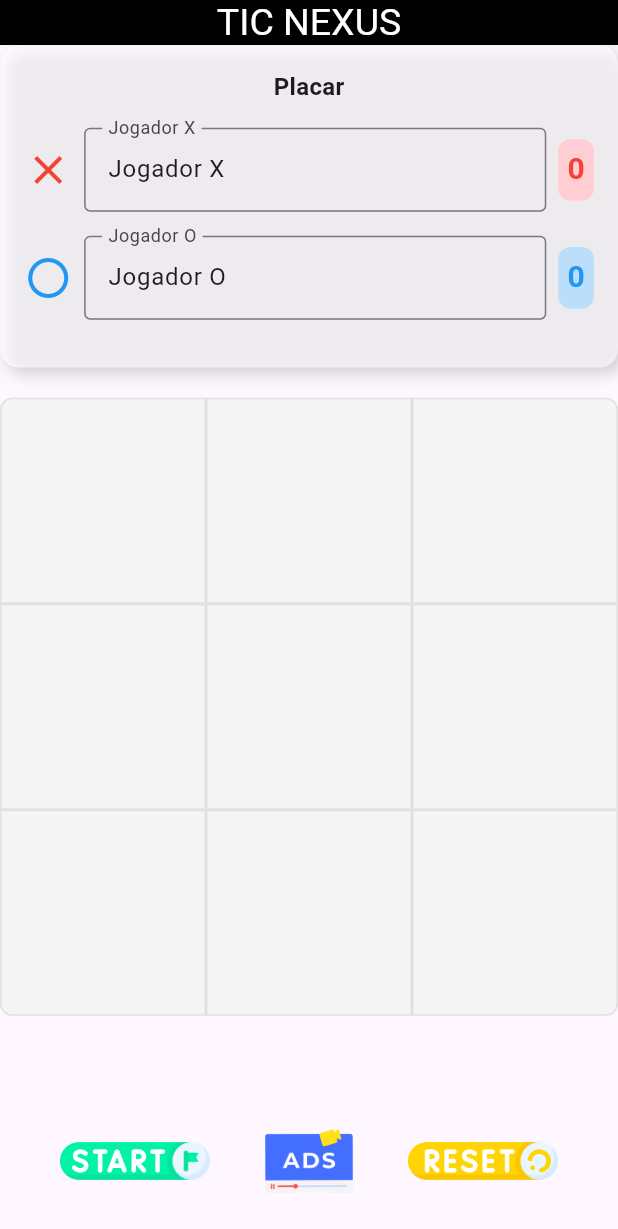
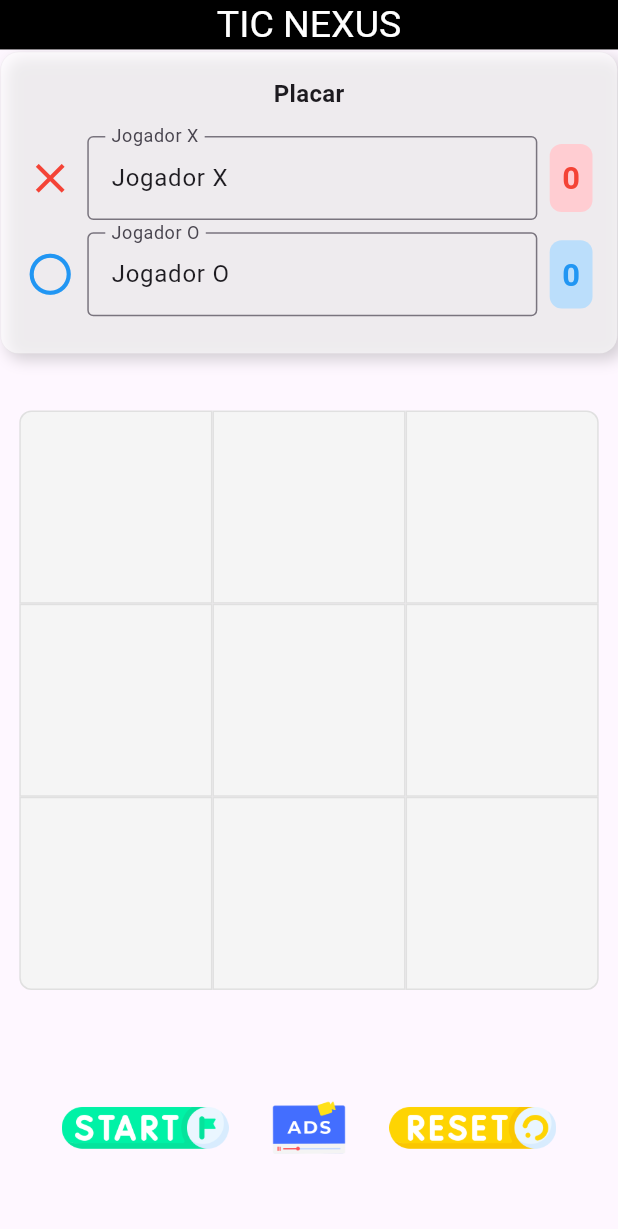
Before and after one commit to christian-marques/tic_nexus, a Flutter app: the screen it shows after launch, on a phone screen of 412 x 824 dp. Shown: the top 1229 px of the screen. Run offline on Flutter 3.47's test engine with Material 3 defaults, Android fonts, the light colour scheme and no system bars; our stand-ins replace google_mobile_ads; network calls fail.

Commit message:
Dimensões relativas
Exceto para tamanho de fontes, foi colocadas as dimensões com base na proporção da tela do dispositivo em questão.

```diff
--- a/lib/models/game_table.dart
+++ b/lib/models/game_table.dart
@@ -21,7 +21,14 @@ class _GameTableState extends State<GameTable> {
 
   @override
   Widget build(BuildContext context) {
-    return GridView.builder(
+    final screenWidth = MediaQuery.of(context).size.width;
+    final cellSize = screenWidth / 3.2; // Calcula tamanho da célula relativo à largura da tela.
+
+    return Center(
+      child: SizedBox(
+        width: cellSize * 3, // Largura do tabuleiro (3 células por linha).
+        height: cellSize * 3, // Altura do tabuleiro (3 células por coluna).
+        child: GridView.builder(
           padding: EdgeInsets.zero,
           gridDelegate: const SliverGridDelegateWithFixedCrossAxisCount(
             crossAxisCount: 3, // Tabuleiro 3x3.
@@ -53,12 +60,14 @@ class _GameTableState extends State<GameTable> {
                     ? null
                     : Icon(
                         cellState == 'X' ? Icons.close : Icons.circle_outlined,
-                    size: 72.0,
+                        size: cellSize * 0.6, // Ícone proporcional ao tamanho da célula.
                         color: cellState == 'X' ? Colors.red : Colors.blue,
                       ),
               ),
             );
           },
+        ),
+      ),
     );
   }
 }
--- a/lib/models/icon_button.dart
+++ b/lib/models/icon_button.dart
@@ -2,13 +2,13 @@ import 'package:flutter/material.dart';
 
 class CustomIconButton extends StatelessWidget {
   final String imageName; // Nome da imagem, sem o caminho completo
-  final double height;
+  final double width;
   final VoidCallback onPressed;
 
   const CustomIconButton({
     super.key,
     required this.imageName,
-    required this.height,
+    required this.width,
     required this.onPressed,
   });
 
@@ -18,7 +18,7 @@ class CustomIconButton extends StatelessWidget {
       onTap: onPressed,
       child: Image.asset(
         'assets/images/$imageName', // Caminho completo montado automaticamente
-        height: height,
+        width: width,
       ),
     );
   }
--- a/lib/models/score_board.dart
+++ b/lib/models/score_board.dart
@@ -10,9 +10,11 @@ class ScoreBoard extends StatelessWidget {
 
   @override
   Widget build(BuildContext context) {
+    final screenHeight = MediaQuery.of(context).size.height;
+
     return Container(
-      padding: const EdgeInsets.all(16.0),
-      margin: const EdgeInsets.only(bottom: 20),
+      padding: EdgeInsets.all(screenHeight * 0.02), // Espaçamento proporcional
+      margin: EdgeInsets.only(bottom: screenHeight * 0.02),
       decoration: BoxDecoration(
         color: Colors.white60,
         border: Border.all(
@@ -38,7 +40,7 @@ class ScoreBoard extends StatelessWidget {
               fontWeight: FontWeight.bold,
             ),
           ),
-          const SizedBox(height: 16),
+          SizedBox(height: screenHeight * 0.02), // Espaçamento proporcional
           ...players,
         ],
       ),
@@ -68,20 +70,22 @@ class PlayerSection extends StatelessWidget {
 
   @override
   Widget build(BuildContext context) {
+    final screenWidth = MediaQuery.of(context).size.width;
+
     final TextEditingController controller = TextEditingController(text: initialName);
 
     return Padding(
-      padding: const EdgeInsets.only(bottom: 16.0),
+      padding: EdgeInsets.only(bottom: screenWidth * 0.02), // Espaçamento proporcional
       child: Row(
         crossAxisAlignment: CrossAxisAlignment.center,
         children: [
           // Ícone do Jogador
           Icon(
             icon,
-            size: 32,
+            size: screenWidth * 0.08, // Tamanho proporcional ao dispositivo
             color: iconColor,
           ),
-          const SizedBox(width: 8),
+          SizedBox(width: screenWidth * 0.02),
 
           // Nome do jogador e TextField
           Expanded(
@@ -92,14 +96,13 @@ class PlayerSection extends StatelessWidget {
                 border: OutlineInputBorder(),
               ),
               onSubmitted: onNameChanged, // Chama o callback ao finalizar a edição
-              // onEditingComplete: onNameChanged,
             ),
           ),
-          const SizedBox(width: 8),
+          SizedBox(width: screenWidth * 0.02),
 
           // Bloco do Placar
           Container(
-            padding: const EdgeInsets.all(6),
+            padding: EdgeInsets.all(screenWidth * 0.02),
             decoration: BoxDecoration(
               color: backgroundColor,
               borderRadius: BorderRadius.circular(8),
@@ -107,7 +110,7 @@ class PlayerSection extends StatelessWidget {
             child: Text(
               score.toString(),
               style: TextStyle(
-                fontSize: 20,
+                fontSize: screenWidth * 0.05,
                 fontWeight: FontWeight.bold,
                 color: iconColor,
               ),
--- a/lib/pages/game.dart
+++ b/lib/pages/game.dart
@@ -1,5 +1,4 @@
 import 'dart:developer';
-
 import 'package:tic_nexus/models/ad_helper.dart';
 import 'package:flutter/material.dart';
 import 'package:tic_nexus/models/icon_button.dart';
@@ -29,34 +28,27 @@ class _GamePageState extends State<GamePage> {
   void initState() {
     super.initState();
 
-    // Carregar Banner Ad
     _adHelper.loadBannerAd((banner) {
       setState(() {
         _bannerAd = banner;
       });
     });
 
-    // Carregar Interstitial Ad
     _adHelper.loadInterstitialAd((interstitial) {
-      setState(() {}); // Atualiza o estado para habilitar o botão
+      setState(() {});
     });
 
     _gameLogic.onWinnerDeclared = (winnerSymbol) {
       String winnerName = '';
       setState(() {
-        log(">>>>>>> O VENCEDOR FOI: '$winnerSymbol'", name: "DEVELOPER");
-        if (winnerSymbol == "X"){
+        if (winnerSymbol == "X") {
           scoreX++;
           winnerName = nameX;
-          log(">>>>>>> Score X: '$scoreX'", name: "DEVELOPER");
-        }
-        else if (winnerSymbol == "O"){
+        } else if (winnerSymbol == "O") {
           scoreO++;
           winnerName = nameO;
-          log(">>>>>>> Score O: '$scoreO'", name: "DEVELOPER");
         }
       });
-      // Exibe o diálogo após atualização
       _showWinnerDialog(winnerSymbol, winnerName);
     };
   }
@@ -69,11 +61,11 @@ class _GamePageState extends State<GamePage> {
 
   void _resetBoard() {
     setState(() {
-      _gameLogic.resetBoard(); // Apenas reseta o tabuleiro.
+      _gameLogic.resetBoard();
     });
   }
 
-  void _resetGame(){
+  void _resetGame() {
     _resetBoard();
     scoreX = 0;
     scoreO = 0;
@@ -81,14 +73,14 @@ class _GamePageState extends State<GamePage> {
     nameO = "Jogador O";
   }
 
-  void _showAdsense(){
+  void _showAdsense() {
     _adHelper.showInterstitialAd();
   }
 
   void _showWinnerDialog(String winnerSymbol, String winnerName) {
     showDialog(
       context: context,
-    barrierDismissible: false, // Impede fechar clicando fora do diálogo
+      barrierDismissible: false,
       builder: (BuildContext context) {
         return AlertDialog(
           title: Text(
@@ -123,8 +115,8 @@ class _GamePageState extends State<GamePage> {
           actions: [
             TextButton(
               onPressed: () {
-              Navigator.of(context).pop(); // Fecha o diálogo
-              _resetBoard(); // Reseta o tabuleiro automaticamente
+                Navigator.of(context).pop();
+                _resetBoard();
               },
               child: const Text("OK"),
             ),
@@ -134,29 +126,29 @@ class _GamePageState extends State<GamePage> {
     );
   }
 
-
-
   @override
   Widget build(BuildContext context) {
-    const double titleFontSize = 25;
+    final screenHeight = MediaQuery.of(context).size.height;
+    final screenWidth = MediaQuery.of(context).size.width;
 
     return Scaffold(
       appBar: AppBar(
         centerTitle: true,
         title: const Text(
           "TIC NEXUS",
-          style: TextStyle(fontSize: titleFontSize),
+          style: TextStyle(fontSize: 25),
         ),
         backgroundColor: Colors.black,
         foregroundColor: Colors.white,
-        toolbarHeight: (titleFontSize + 5),
+        toolbarHeight: screenHeight * 0.04,
       ),
       body: Column(
         mainAxisAlignment: MainAxisAlignment.spaceBetween,
-  crossAxisAlignment: CrossAxisAlignment.stretch,
         children: [
           // Placar
-    ScoreBoard(
+          Padding(
+            padding: EdgeInsets.symmetric(vertical: screenHeight * 0.002, horizontal: screenWidth * 0.001),
+            child: ScoreBoard(
               players: [
                 PlayerSection(
                   icon: Icons.close,
@@ -186,33 +178,32 @@ body: Column(
                 ),
               ],
             ),
+          ),
 
           // Tabuleiro
           Expanded(
-      child: Center(
             child: GameTable(gameLogic: _gameLogic),
-      ),
           ),
 
           // Botões
           Padding(
-      padding: const EdgeInsets.symmetric(horizontal: 40.0, vertical: 0.0),
+            padding: EdgeInsets.symmetric(horizontal: screenWidth * 0.10, vertical: screenHeight * 0.02),
             child: Row(
               mainAxisAlignment: MainAxisAlignment.spaceBetween,
               children: [
                 CustomIconButton(
                   imageName: 'start.png',
-            height: 100.0,
+                  width: screenWidth * 0.27,
                   onPressed: _resetBoard,
                 ),
                 CustomIconButton(
                   imageName: 'adsense.png',
-            height: 80.0,
+                  width: screenWidth * 0.16,
                   onPressed: _showAdsense,
                 ),
                 CustomIconButton(
                   imageName: 'reset.png',
-            height: 100.0,
+                  width: screenWidth * 0.27,
                   onPressed: _resetGame,
                 ),
               ],
@@ -221,17 +212,13 @@ body: Column(
 
           // Banner Ad
           if (_bannerAd != null)
-      Container(
-        color: Colors.grey.shade200, // Para visualização (remova depois)
-        alignment: Alignment.bottomCenter,
+            SizedBox(
               width: _bannerAd!.size.width.toDouble(),
               height: _bannerAd!.size.height.toDouble(),
-        child: AdWidget(ad: _bannerAd!),
+              child: AdWidget(ad: _bannerAd!)
             ),
         ],
       ),
-
-
     );
   }
 }
```
Lines whose indentation alone changed are shown as unchanged.
